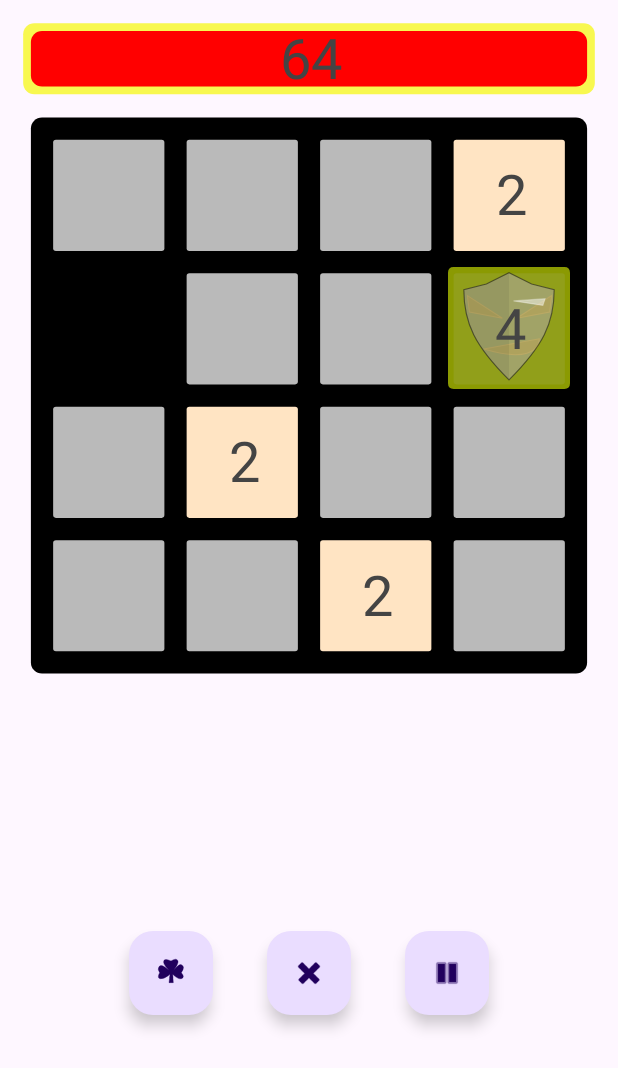
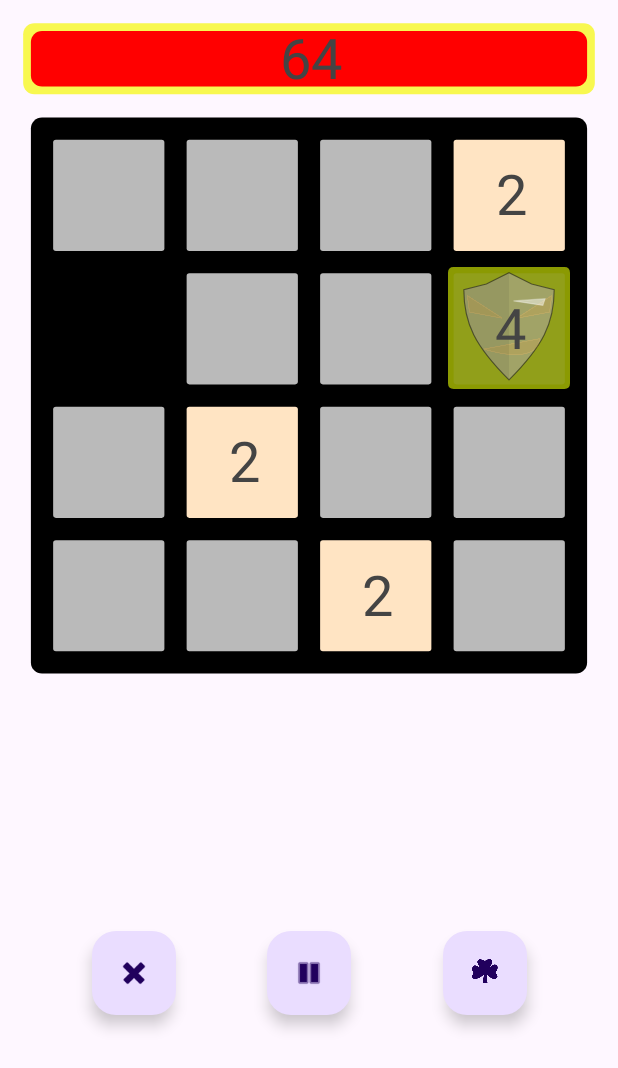
Before and after one commit to ge0metri/TwoKnight, an Android app: the GameFragment screen opened through its navigation route, on a phone screen of 412 x 824 dp. Shown: the top 1068 px of the screen. Run offline under Robolectric (Android 15) with nearby library versions, the phone set to English and light mode, and no system bars; our stand-ins replace AdMob, navigation-ui.

```diff
--- /dev/null
+++ b/app/src/main/java/com/example/twoknight/CircularMaskedImageView.java
@@ -0,0 +1,82 @@
+package com.example.twoknight;
+
+import android.content.Context;
+import android.graphics.Canvas;
+import android.graphics.Path;
+import android.graphics.Rect;
+import android.graphics.RectF;
+import android.graphics.drawable.Drawable;
+import android.util.AttributeSet;
+
+
+public class CircularMaskedImageView extends androidx.appcompat.widget.AppCompatImageView {
+
+    Path path = new Path();
+    private int maxIndex = 0; // Set the percentage of the circle to be visible
+    private int index = 0;
+
+    public CircularMaskedImageView(Context context) {
+        super(context);
+    }
+
+    public CircularMaskedImageView(Context context, AttributeSet attrs) {
+        super(context, attrs);
+    }
+
+
+    @Override
+    protected void onDraw(Canvas canvas) {
+        // Get the drawable from the ImageView
+        Drawable drawable = getDrawable();
+
+        if (drawable == null) {
+            return;
+        }
+
+        // Save the current state of the canvas
+        int saveCount = canvas.saveLayer(0, 0, getWidth(), getHeight(), null);
+
+        // Draw the original drawable
+        //super.onDraw(canvas);
+        float centerX = getWidth() / 2f;
+        float centerY = getHeight() / 2f;
+        float radius = Math.min(centerX, centerY);
+        float innerRadius = radius*0.55f;
+        float size = 5*(radius-innerRadius)/(maxIndex+2);
+        for (int i = 0; i < index; i++) {
+            Rect imageRect = getImageRect(getPositionX(i, innerRadius, centerX), getPositionY(i, innerRadius, centerY), size);
+            drawable.setBounds(imageRect);
+            drawable.draw(canvas);
+        }
+
+        // Create a circular mask
+
+
+        // Restore the canvas to its original state
+        canvas.restoreToCount(saveCount);
+    }
+
+    private float getPositionX(int index, float radius, float centerX){
+        return centerX + radius*((float)Math.cos(-Math.PI/2f + 2*index*Math.PI/maxIndex));
+    }
+    private float getPositionY(int index, float radius, float centerY){
+        return centerY + radius*((float)Math.sin(-Math.PI/2f + 2*index*Math.PI/maxIndex));
+    }
+
+    private Rect getImageRect(float xCenter, float yCenter, float size) {
+        return new Rect(
+                (int) (xCenter-size),
+                (int) (yCenter - size),
+                (int) (xCenter + size),
+                (int) (yCenter + size));
+    }
+
+    // Set the percentage of the circle to be visible
+    public void setCooldown(int maxIndex, int index) {
+        if (maxIndex >= 0 && index >= 0) {
+            this.maxIndex = maxIndex;
+            this.index = index;
+            invalidate(); // Trigger a redraw
+        }
+    }
+}
--- a/app/src/main/java/com/example/twoknight/GameFragment.java
+++ b/app/src/main/java/com/example/twoknight/GameFragment.java
@@ -40,6 +40,11 @@ public class GameFragment extends Fragment implements GameListener {
     private StandardView gameView;
     private DataSaver dataSaver;
     AnimatorSet animatorSet;
+    FloatingActionButton clearFieldPower;
+    FloatingActionButton spawnLuckPower;
+    FloatingActionButton pausePower;
+    private CircularMaskedImageView luckCooldown;
+    private CircularMaskedImageView pauseCooldown;
 
     public GameFragment() {
         // Required empty public constructor
@@ -86,15 +91,17 @@ public class GameFragment extends Fragment implements GameListener {
 
         readyScreenShake(gameView);
 
-        FloatingActionButton clearFieldPower = rootView.findViewById(R.id.clearPowerBtn);
+        clearFieldPower = rootView.findViewById(R.id.clearPowerBtn);
         unFocus(clearFieldPower);
         clearFieldPower.setOnClickListener(this::clearPower);
-        FloatingActionButton spawnLuckPower = rootView.findViewById(R.id.spawnLuckBtn);
+        luckCooldown = rootView.findViewById(R.id.luckCooldown);
+        spawnLuckPower = rootView.findViewById(R.id.spawnLuckBtn);
         unFocus(spawnLuckPower);
         spawnLuckPower.setOnClickListener(this::spawnLuck);
-        FloatingActionButton pausePower = rootView.findViewById(R.id.pausePower);
+        pausePower = rootView.findViewById(R.id.pausePower);
         unFocus(pausePower);
         pausePower.setOnClickListener(this::pausePower);
+        pauseCooldown = rootView.findViewById(R.id.pauseCooldown);
 /*
         FloatingActionButton btn4 = rootView.findViewById(R.id.fab4);
         unFocus(btn4);
@@ -112,9 +119,6 @@ public class GameFragment extends Fragment implements GameListener {
         return rootView;
     }
 
-    private void pausePower(View view) {
-        gameView.usePower(GameConstants.PAUSE_POWER);
-    }
 
     private void readyScreenShake(View view) {
         ObjectAnimator shakeAnimatorX = ObjectAnimator.ofFloat(view, "translationX", 0f, 10f);
@@ -140,12 +144,24 @@ public class GameFragment extends Fragment implements GameListener {
         });
     }
 
+    private void pausePower(View view) {
+        gameView.usePower(GameConstants.PAUSE_POWER);
+        if (gameView.getGame().getBought()[GameConstants.PAUSE_POWER] < 1){
+            pausePower.setEnabled(false);
+        }
+    }
     private void spawnLuck(View view) {
         gameView.usePower(GameConstants.SPAWN_LUCK);
+        if (gameView.getGame().getBought()[GameConstants.SPAWN_LUCK] < 1){
+            spawnLuckPower.setEnabled(false);
+        }
     }
 
     private void clearPower(View view) {
         gameView.usePower(GameConstants.CLEAR_POWER);
+        if (gameView.getGame().getBought()[GameConstants.CLEAR_POWER] < 1){
+            clearFieldPower.setEnabled(false);
+        }
     }
 
     private static void unFocus(FloatingActionButton btn) {
@@ -177,7 +193,7 @@ public class GameFragment extends Fragment implements GameListener {
     @Override
     public void onPowerUse(boolean powerUsed){
         if (!powerUsed){
-            showSnackbar(gameView, "How do not have any more charges");
+            showSnackbar(gameView, "You do not have any more charges");
         }
     }
 
@@ -206,6 +222,20 @@ public class GameFragment extends Fragment implements GameListener {
         gameView.onFireLaser(i,j, skipLaser);
     }
 
+    @Override
+    public void onPowerTimer(int maxIndex, int index, int power) {
+        switch (power){
+            case GameConstants.SPAWN_LUCK:{
+                luckCooldown.setCooldown(maxIndex, index);
+                break;
+            }
+            case GameConstants.PAUSE_POWER:{
+                pauseCooldown.setCooldown(maxIndex, index);
+                break;
+            }
+        }
+    }
+
     private void showSnackbar(View button, String message) {
         Snackbar snackbar = Snackbar.make(button, message, Snackbar.LENGTH_SHORT);
         snackbar.show();
--- a/app/src/main/java/com/example/twoknight/framework/GameListener.java
+++ b/app/src/main/java/com/example/twoknight/framework/GameListener.java
@@ -16,4 +16,6 @@ public interface GameListener extends HeroListener {
     void onBeginLaser(int i, int j);
 
     void onFireLaser(int i, int j, boolean skipLaser);
+
+    void onPowerTimer(int maxIndex, int index, int power);
 }
--- a/app/src/main/java/com/example/twoknight/framework/MutableGame.java
+++ b/app/src/main/java/com/example/twoknight/framework/MutableGame.java
@@ -49,4 +49,7 @@ public interface MutableGame extends Game {
     void clearMerged();
 
     void skipLaser();
+
+
+    GameListener getGameListener();
 }
--- a/app/src/main/java/com/example/twoknight/strategy/DifficultyHandler.java
+++ b/app/src/main/java/com/example/twoknight/strategy/DifficultyHandler.java
@@ -9,6 +9,8 @@ public interface DifficultyHandler {
     boolean isBlocksNotLaser();
 
     int getMaxShield();
+
+    int getChargeTime();
 
     int getCurrentLevel();
 
--- a/app/src/main/java/com/example/twoknight/strategy/StandardDifficultyHandler.java
+++ b/app/src/main/java/com/example/twoknight/strategy/StandardDifficultyHandler.java
@@ -5,6 +5,7 @@ import com.example.twoknight.framework.ImmovableTile;
 import com.example.twoknight.framework.MutableGame;
 import com.example.twoknight.framework.MutableHero;
 import com.example.twoknight.framework.Tile;
+import com.example.twoknight.standard.GameConstants;
 import com.example.twoknight.tiles.GoldenTile;
 import com.example.twoknight.tiles.StandardImmovableTile;
 
@@ -21,7 +22,7 @@ public class StandardDifficultyHandler implements DifficultyHandler {
 
     private int shieldCounter = 0;
     private Random rand = new Random();
-    private int cargeTime = 2;
+    private int chargeTime = -1;
     int[] laserPosition;
 
 
@@ -50,17 +51,8 @@ public class StandardDifficultyHandler implements DifficultyHandler {
                 game.addTile(new StandardImmovableTile());
             }
         }
-        if (game.getLaserState() != null) {
-            if (cargeTime == 0){
-                game.fireLaser(laserPosition[0], laserPosition[1]);
-            }
-            cargeTime--;
-        }
-        int laserCD = 9 + currentLevel + game.checkTiles() / 2;
-        if (!blocksNotLaser && currentLevel > 2 && isOffCD(currentTurn, laserCD)) {
-            laserPosition = findMaxTile(game);
-            game.beginLaser(laserPosition[0], laserPosition[1]);
-            cargeTime = 2;
+        if(!blocksNotLaser){
+            handleLaser(game);
         }
 
         refreshShield(hero, currentTurn);
@@ -71,6 +63,22 @@ public class StandardDifficultyHandler implements DifficultyHandler {
         }
         incrementGoldenTile(game.getField());
         game.addRandomTile();
+    }
+
+    private void handleLaser(MutableGame game) {
+        int currentTurn = game.getTurnNumber();
+        if (game.getLaserState() != null) {
+            if (chargeTime == 0){
+                game.fireLaser(laserPosition[0], laserPosition[1]);
+            }
+            chargeTime--;
+        }
+        int laserCD = 9 + currentLevel + game.checkTiles() / 2;
+        if (currentLevel > 2 && isOffCD(currentTurn, laserCD)) {
+            laserPosition = findMaxTile(game);
+            game.beginLaser(laserPosition[0], laserPosition[1]);
+            chargeTime = 2;
+        }
     }
 
     private int[] findMaxTile(MutableGame game) {
@@ -129,6 +137,10 @@ public class StandardDifficultyHandler implements DifficultyHandler {
     public int getMaxShield() {
         return Math.min(1 << (int) (1.25 * (Math.sqrt(currentLevel) + 1)), 1024);
     }
+    @Override
+    public int getChargeTime() {
+        return chargeTime;
+    }
 
     private static boolean isOffCD(int currentTurn, int coolDown) {
         return currentTurn % coolDown == coolDown - 1;
@@ -143,7 +155,7 @@ public class StandardDifficultyHandler implements DifficultyHandler {
     public int getTileValue() {
         int val = rand.nextInt(10) == 0 ? 4 : 2;
         if (useSpawnRates){
-            int rateUpgrade = boughtSkills[0]; // Defined as each one is 5% increase. Starts at 4 = 10% 2 = 90%.
+            int rateUpgrade = boughtSkills[GameConstants.SPAWN_LUCK]; // Defined as each one is 5% increase. Starts at 4 = 10% 2 = 90%.
             // Each increase goes 4 = 10 + 5*n %. until 4 = 50%. Then upgrade to 8 = 10, 4 = 90%
             // So the values are determined by each time 45 | n*5, i.e. 9 | n, the low val is n//9 and rate is n%9.
             int low = 1<<(1+ rateUpgrade/9);
--- a/app/src/main/res/layout/fragment_game.xml
+++ b/app/src/main/res/layout/fragment_game.xml
@@ -50,40 +50,33 @@
             custom:circleLabel="Hello"
             custom:labelColor="#ffff66" />
 
-        <GridLayout
-            android:layout_width="wrap_content"
-            android:layout_height="wrap_content"
-            android:alignmentMode="alignMargins"
-            android:columnCount="3"
-            android:rowCount="1"
-            android:focusable="false"
-            android:focusableInTouchMode="false"
-            ads:layout_constraintBottom_toBottomOf="parent"
-            ads:layout_constraintEnd_toEndOf="parent"
-            ads:layout_constraintStart_toStartOf="parent"
-            ads:layout_constraintTop_toBottomOf="@+id/gameView">
-
-
         <com.google.android.material.floatingactionbutton.FloatingActionButton
             android:id="@+id/spawnLuckBtn"
             android:layout_width="wrap_content"
             android:layout_height="wrap_content"
             android:layout_columnWeight="1"
+            android:layout_margin="@dimen/btn_margin"
+            android:contentDescription="Send email"
             android:focusable="false"
             android:focusableInTouchMode="false"
-                android:layout_margin="@dimen/btn_margin"
-                android:contentDescription="Send email"
+            ads:layout_constraintBottom_toBottomOf="parent"
+            ads:layout_constraintEnd_toEndOf="parent"
+            ads:layout_constraintStart_toEndOf="@id/pausePower"
+            ads:layout_constraintTop_toBottomOf="@+id/gameView"
             custom:srcCompat="@drawable/ic_lucky_i" />
-            <!--TODO: Add maybe clovers in a circle around, and make button glow -->
         <com.google.android.material.floatingactionbutton.FloatingActionButton
             android:id="@+id/clearPowerBtn"
             android:layout_width="wrap_content"
             android:layout_height="wrap_content"
             android:layout_columnWeight="1"
+            android:layout_margin="@dimen/btn_margin"
+            android:contentDescription="Send email"
             android:focusable="false"
             android:focusableInTouchMode="false"
-                android:layout_margin="@dimen/btn_margin"
-                android:contentDescription="Send email"
+            ads:layout_constraintBottom_toBottomOf="parent"
+            ads:layout_constraintEnd_toStartOf="@id/pausePower"
+            ads:layout_constraintStart_toStartOf="parent"
+            ads:layout_constraintTop_toBottomOf="@+id/gameView"
             custom:srcCompat="@android:drawable/ic_delete" />
 
         <com.google.android.material.floatingactionbutton.FloatingActionButton
@@ -91,45 +84,43 @@
             android:layout_width="wrap_content"
             android:layout_height="wrap_content"
             android:layout_columnWeight="1"
+            android:layout_margin="@dimen/btn_margin"
+            android:contentDescription="Send email"
             android:focusable="false"
             android:focusableInTouchMode="false"
-                android:layout_margin="@dimen/btn_margin"
-                android:contentDescription="Send email"
+            ads:layout_constraintBottom_toBottomOf="parent"
+            ads:layout_constraintEnd_toEndOf="parent"
+            ads:layout_constraintStart_toStartOf="parent"
+            ads:layout_constraintTop_toBottomOf="@+id/gameView"
             custom:srcCompat="@android:drawable/ic_media_pause" />
-<!--
-            <com.google.android.material.floatingactionbutton.FloatingActionButton
-                android:id="@+id/fab6"
+
+        <com.example.twoknight.CircularMaskedImageView
+            android:id="@+id/luckCooldown"
             android:layout_width="wrap_content"
             android:layout_height="wrap_content"
-                android:layout_columnWeight="1"
+            android:clickable="false"
+            android:elevation="7dp"
             android:focusable="false"
-                android:focusableInTouchMode="false"
-                android:layout_margin="@dimen/btn_margin"
-                android:contentDescription="Send email"
-                custom:srcCompat="@android:drawable/ic_dialog_email" />
+            ads:layout_constraintBottom_toBottomOf="@+id/spawnLuckBtn"
+            ads:layout_constraintEnd_toEndOf="@+id/spawnLuckBtn"
+            ads:layout_constraintStart_toStartOf="@+id/spawnLuckBtn"
+            ads:layout_constraintTop_toTopOf="@+id/spawnLuckBtn"
+            ads:layout_constraintVertical_bias="0.487"
+            app:srcCompat="@drawable/ic_lucky_i" />
 
-            <com.google.android.material.floatingactionbutton.FloatingActionButton
-                android:id="@+id/fab4"
+        <com.example.twoknight.CircularMaskedImageView
+            android:id="@+id/pauseCooldown"
             android:layout_width="wrap_content"
             android:layout_height="wrap_content"
-                android:layout_columnWeight="1"
+            android:clickable="false"
+            android:elevation="7dp"
             android:focusable="false"
-                android:focusableInTouchMode="false"
-                android:layout_margin="@dimen/btn_margin"
-                android:contentDescription="Send email"
-                custom:srcCompat="@android:drawable/ic_dialog_email" />
-            <com.google.android.material.floatingactionbutton.FloatingActionButton
-                android:id="@+id/fab8"
-                android:layout_width="wrap_content"
-                android:layout_height="wrap_content"
-                android:layout_columnWeight="1"
-                android:focusable="false"
-                android:focusableInTouchMode="false"
-                android:layout_margin="@dimen/btn_margin"
-                android:contentDescription="Send email"
-                custom:srcCompat="@android:drawable/ic_popup_sync" />
--->
-        </GridLayout>
+            ads:layout_constraintBottom_toBottomOf="@+id/pausePower"
+            ads:layout_constraintEnd_toEndOf="@+id/pausePower"
+            ads:layout_constraintStart_toStartOf="@+id/pausePower"
+            ads:layout_constraintTop_toTopOf="@+id/pausePower"
+            ads:layout_constraintVertical_bias="0.487"
+            app:srcCompat="@drawable/ic_lucky_ii" />
 
     </androidx.constraintlayout.widget.ConstraintLayout>
 
```
Also changed, not shown: app/src/main/java/com/example/twoknight/StandardView.java (+10 -4 lines), app/src/main/java/com/example/twoknight/standard/StandardGame.java (+10 -4 lines), app/src/main/java/com/example/twoknight/standard/StandardPowerStrategy.java (+23 -11 lines). Lines whose indentation alone changed are shown as unchanged.
